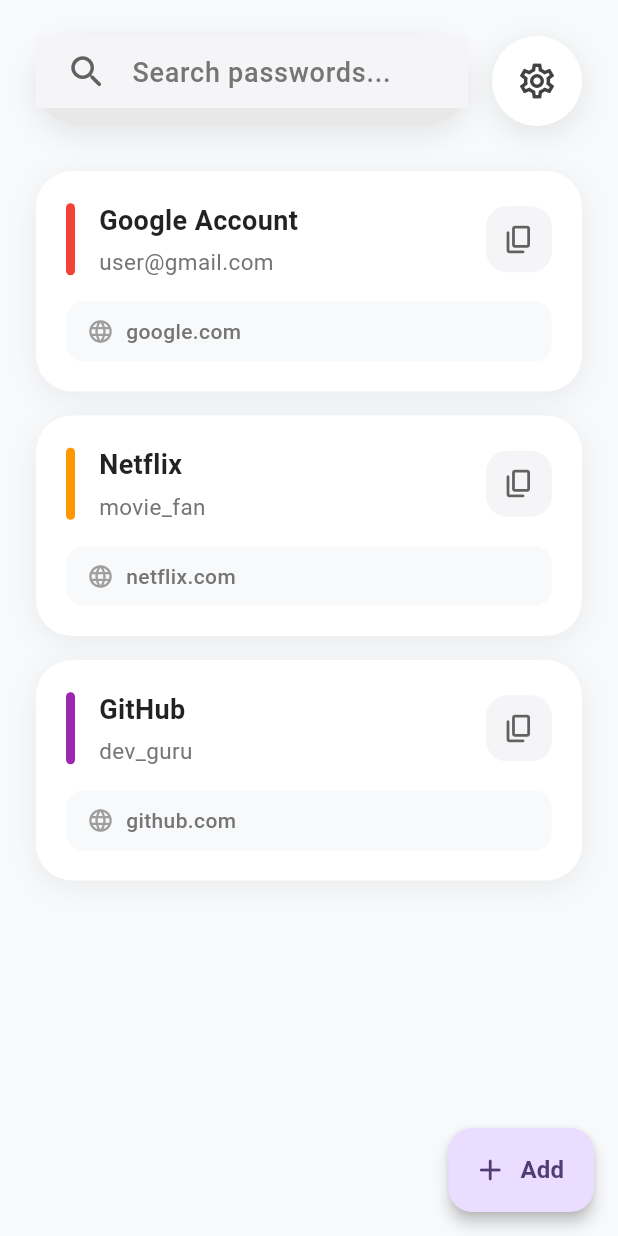
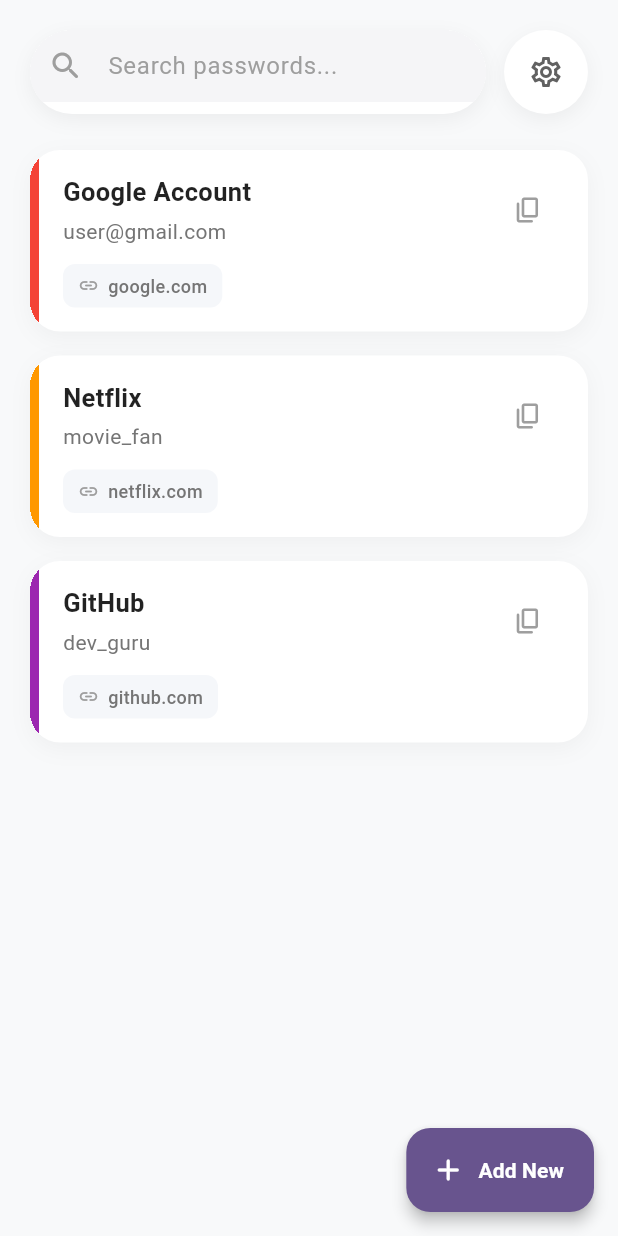
Before and after one commit to could-ai/019aa9fa-38d1-7340-afd4-becc18e65372, a Flutter app: the HomeScreen screen opened by its route, on a phone screen of 412 x 824 dp. Run offline on Flutter 3.47's test engine with Material 3 defaults, Android fonts, the phone set to English and light mode, and no system bars.

Commit message:
Refined HomeScreen header and list design. 1. Rebuilt the search bar and settings button layout to be more robust and cleaner. 2. Added 'clipBehavior: Clip.hardEdge' to containers to fix 'messy edges'. 3. Ensured the settings button is a perfect circle (56x56) and the search bar is a pill shape (height 56, radius 28). 4. Adjusted shadows to be softer and cleaner. 5. Implemented the 'Color Tag' as a slim vertical strip (6px wide) on the left side of the card, as requested. 6. Improved list item spacing and typography for a more modern look.

```diff
--- a/usr/lib/screens/home_screen.dart
+++ b/usr/lib/screens/home_screen.dart
@@ -74,79 +74,72 @@ class _HomeScreenState extends State<HomeScreen> {
       body: SafeArea(
         child: Column(
           children: [
-            // Modern Header with Pill-shaped Search Bar
-            Container(
-              padding: const EdgeInsets.fromLTRB(24, 24, 24, 20),
-              color: Colors.transparent,
+            // Modern Header with Search Bar and Settings
+            Padding(
+              padding: const EdgeInsets.fromLTRB(20, 20, 20, 16),
               child: Row(
                 children: [
                   Expanded(
                     child: Container(
-                      height: 60, // Taller search bar
+                      height: 56,
                       decoration: BoxDecoration(
-                        color: isDark
-                            ? Theme.of(context).colorScheme.surfaceContainerHighest
-                            : const Color(0xFFE8E8E8), // Slightly darker grey for contrast
-                        borderRadius: BorderRadius.circular(30), // Fully rounded pill shape
+                        color: isDark ? const Color(0xFF2A2A2A) : Colors.white,
+                        borderRadius: BorderRadius.circular(28),
                         boxShadow: [
                           BoxShadow(
-                            color: Colors.black.withOpacity(0.08),
-                            blurRadius: 15,
-                            offset: const Offset(0, 5),
-                            spreadRadius: 1,
+                            color: Colors.black.withOpacity(isDark ? 0.2 : 0.05),
+                            blurRadius: 10,
+                            offset: const Offset(0, 4),
                           ),
                         ],
                       ),
+                      clipBehavior: Clip.hardEdge,
                       child: TextField(
                         controller: _searchController,
                         textAlignVertical: TextAlignVertical.center,
+                        style: TextStyle(
+                          fontSize: 16,
+                          color: isDark ? Colors.white : Colors.black87,
+                        ),
                         decoration: InputDecoration(
                           hintText: 'Search passwords...',
                           hintStyle: TextStyle(
-                            color: isDark ? Colors.grey[400] : Colors.grey[600],
-                            fontSize: 18,
-                            fontWeight: FontWeight.w500,
+                            color: isDark ? Colors.grey[400] : Colors.grey[500],
+                            fontSize: 16,
                           ),
-                          prefixIcon: Padding(
-                            padding: const EdgeInsets.only(left: 20, right: 12),
-                            child: Icon(
+                          prefixIcon: Icon(
                             Icons.search_rounded,
-                              color: isDark ? Colors.grey[400] : Colors.grey[700],
-                              size: 28,
-                            ),
+                            color: isDark ? Colors.grey[400] : Colors.grey[500],
+                            size: 24,
                           ),
                           border: InputBorder.none,
                           enabledBorder: InputBorder.none,
                           focusedBorder: InputBorder.none,
-                          contentPadding: const EdgeInsets.symmetric(horizontal: 20),
-                          isCollapsed: true, // Helps with vertical alignment
-                        ),
-                        style: const TextStyle(fontSize: 18),
+                          contentPadding: EdgeInsets.zero,
+                          isDense: true,
                         ),
                       ),
                     ),
-                  const SizedBox(width: 16),
-                  // Circular Settings Button
+                  ),
+                  const SizedBox(width: 12),
                   Container(
-                    width: 60,
-                    height: 60,
+                    width: 56,
+                    height: 56,
                     decoration: BoxDecoration(
-                      color: isDark
-                          ? Theme.of(context).colorScheme.surfaceContainerHighest
-                          : Colors.white,
+                      color: isDark ? const Color(0xFF2A2A2A) : Colors.white,
                       shape: BoxShape.circle,
                       boxShadow: [
                         BoxShadow(
-                          color: Colors.black.withOpacity(0.08),
-                          blurRadius: 15,
-                          offset: const Offset(0, 5),
-                          spreadRadius: 1,
+                          color: Colors.black.withOpacity(isDark ? 0.2 : 0.05),
+                          blurRadius: 10,
+                          offset: const Offset(0, 4),
                         ),
                       ],
                     ),
                     child: IconButton(
-                      icon: const Icon(Icons.settings_outlined, size: 28),
-                      color: isDark ? Colors.white : Colors.grey[800],
+                      icon: const Icon(Icons.settings_outlined),
+                      color: isDark ? Colors.white : Colors.grey[700],
+                      iconSize: 24,
                       onPressed: () {
                         Navigator.push(
                           context,
@@ -172,22 +165,21 @@ class _HomeScreenState extends State<HomeScreen> {
                             _searchQuery.isEmpty
                                 ? Icons.lock_open_rounded
                                 : Icons.search_off_rounded,
-                            size: 80,
-                            color: Colors.grey[350],
+                            size: 64,
+                            color: isDark ? Colors.grey[700] : Colors.grey[300],
                           ),
-                          const SizedBox(height: 20),
+                          const SizedBox(height: 16),
                           Text(
                             _searchQuery.isEmpty ? 'No passwords yet' : 'No results found',
-                            style: Theme.of(context).textTheme.titleLarge?.copyWith(
+                            style: Theme.of(context).textTheme.titleMedium?.copyWith(
                                   color: Colors.grey[500],
-                                  fontWeight: FontWeight.w500,
                                 ),
                           ),
                         ],
                       ),
                     )
                   : ListView.builder(
-                      padding: const EdgeInsets.symmetric(horizontal: 24, vertical: 10),
+                      padding: const EdgeInsets.symmetric(horizontal: 20, vertical: 8),
                       itemCount: entries.length,
                       itemBuilder: (context, index) {
                         final entry = entries[index];
@@ -195,16 +187,16 @@ class _HomeScreenState extends State<HomeScreen> {
                           margin: const EdgeInsets.only(bottom: 16),
                           decoration: BoxDecoration(
                             color: Theme.of(context).cardColor,
-                            borderRadius: BorderRadius.circular(24),
+                            borderRadius: BorderRadius.circular(20),
                             boxShadow: [
-                              if (!isDark)
                               BoxShadow(
-                                  color: Colors.black.withOpacity(0.06),
-                                  blurRadius: 15,
+                                color: Colors.black.withOpacity(isDark ? 0.1 : 0.04),
+                                blurRadius: 12,
                                 offset: const Offset(0, 4),
                               ),
                             ],
                           ),
+                          clipBehavior: Clip.hardEdge,
                           child: InkWell(
                             onTap: () {
                               Navigator.push(
@@ -215,25 +207,24 @@ class _HomeScreenState extends State<HomeScreen> {
                                 ),
                               );
                             },
-                            borderRadius: BorderRadius.circular(24),
+                            child: IntrinsicHeight(
+                              child: Row(
+                                crossAxisAlignment: CrossAxisAlignment.stretch,
+                                children: [
+                                  // Color Tag Strip
+                                  Container(
+                                    width: 6,
+                                    color: entry.categoryColor,
+                                  ),
+                                  // Content
+                                  Expanded(
                                     child: Padding(
-                              padding: const EdgeInsets.all(20.0),
+                                      padding: const EdgeInsets.all(16.0),
                                       child: Column(
                                         crossAxisAlignment: CrossAxisAlignment.start,
                                         children: [
                                           Row(
                                             children: [
-                                      // Small Color Tag/Label
-                                      Container(
-                                        width: 6,
-                                        height: 48,
-                                        decoration: BoxDecoration(
-                                          color: entry.categoryColor,
-                                          borderRadius: BorderRadius.circular(3),
-                                        ),
-                                      ),
-                                      const SizedBox(width: 16),
-                                      // Title and Username
                                               Expanded(
                                                 child: Column(
                                                   crossAxisAlignment:
@@ -242,7 +233,7 @@ class _HomeScreenState extends State<HomeScreen> {
                                                     Text(
                                                       entry.title,
                                                       style: TextStyle(
-                                                fontSize: 18,
+                                                        fontSize: 17,
                                                         fontWeight: FontWeight.bold,
                                                         color: isDark
                                                             ? Colors.white
@@ -253,7 +244,7 @@ class _HomeScreenState extends State<HomeScreen> {
                                                     Text(
                                                       entry.username,
                                                       style: TextStyle(
-                                                fontSize: 15,
+                                                        fontSize: 14,
                                                         color: Colors.grey[600],
                                                       ),
                                                       overflow: TextOverflow.ellipsis,
@@ -261,58 +252,46 @@ class _HomeScreenState extends State<HomeScreen> {
                                                   ],
                                                 ),
                                               ),
-                                      // Modern Copy Button
-                                      Container(
-                                        width: 44,
-                                        height: 44,
-                                        decoration: BoxDecoration(
-                                          color: isDark
-                                              ? Colors.grey[800]
-                                              : const Color(0xFFF5F5F7),
-                                          borderRadius: BorderRadius.circular(14),
-                                        ),
-                                        child: IconButton(
-                                          icon: const Icon(Icons.copy_rounded,
-                                              size: 22),
-                                          color: isDark
-                                              ? Colors.grey[400]
-                                              : Colors.grey[700],
+                                              const SizedBox(width: 12),
+                                              // Copy Button
+                                              IconButton(
+                                                icon: const Icon(Icons.copy_rounded, size: 20),
+                                                color: Colors.grey[500],
                                                 tooltip: 'Copy password',
-                                          padding: EdgeInsets.zero,
                                                 onPressed: () =>
                                                     _copyToClipboard(entry.password, 'Password'),
                                               ),
-                                      ),
                                             ],
                                           ),
-                                  // URL Section (if exists)
                                           if (entry.url != null && entry.url!.isNotEmpty) ...[
-                                    const SizedBox(height: 16),
+                                            const SizedBox(height: 12),
                                             Container(
                                               padding: const EdgeInsets.symmetric(
-                                        horizontal: 14,
-                                        vertical: 10,
+                                                horizontal: 10,
+                                                vertical: 6,
                                               ),
                                               decoration: BoxDecoration(
                                                 color: isDark
                                                     ? Colors.grey[850]
-                                            : const Color(0xFFF8F9FA),
-                                        borderRadius: BorderRadius.circular(12),
+                                                    : const Color(0xFFF5F7FA),
+                                                borderRadius: BorderRadius.circular(8),
                                               ),
                                               child: Row(
+                                                mainAxisSize: MainAxisSize.min,
                                                 children: [
                                                   Icon(
-                                            Icons.language_rounded,
-                                            size: 18,
+                                                    Icons.link_rounded,
+                                                    size: 14,
                                                     color: Colors.grey[500],
                                                   ),
-                                          const SizedBox(width: 8),
-                                          Expanded(
+                                                  const SizedBox(width: 6),
+                                                  Flexible(
                                                     child: Text(
                                                       entry.url!
-                                                  .replaceFirst(RegExp(r'^https?://'), ''),
+                                                          .replaceFirst(RegExp(r'^https?://'), '')
+                                                          .replaceAll(RegExp(r'/$'), ''),
                                                       style: TextStyle(
-                                                fontSize: 14,
+                                                        fontSize: 12,
                                                         color: Colors.grey[600],
                                                         fontWeight: FontWeight.w500,
                                                       ),
@@ -323,6 +302,10 @@ class _HomeScreenState extends State<HomeScreen> {
                                               ),
                                             ),
                                           ],
+                                        ],
+                                      ),
+                                    ),
+                                  ),
                                 ],
                               ),
                             ),
@@ -344,9 +327,11 @@ class _HomeScreenState extends State<HomeScreen> {
           );
         },
         elevation: 4,
+        backgroundColor: Theme.of(context).colorScheme.primary,
+        foregroundColor: Theme.of(context).colorScheme.onPrimary,
         label: const Text(
-          'Add',
-          style: TextStyle(fontWeight: FontWeight.w600, fontSize: 16),
+          'Add New',
+          style: TextStyle(fontWeight: FontWeight.w600),
         ),
         icon: const Icon(Icons.add_rounded),
       ),
```
Lines whose indentation alone changed are shown as unchanged.
